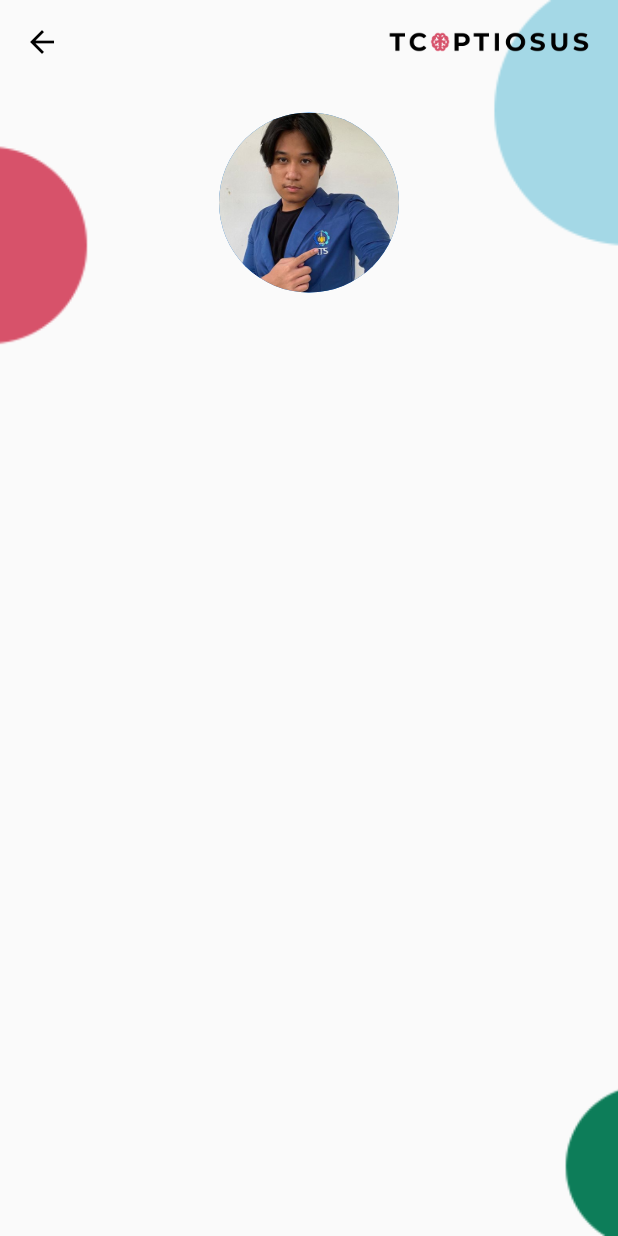
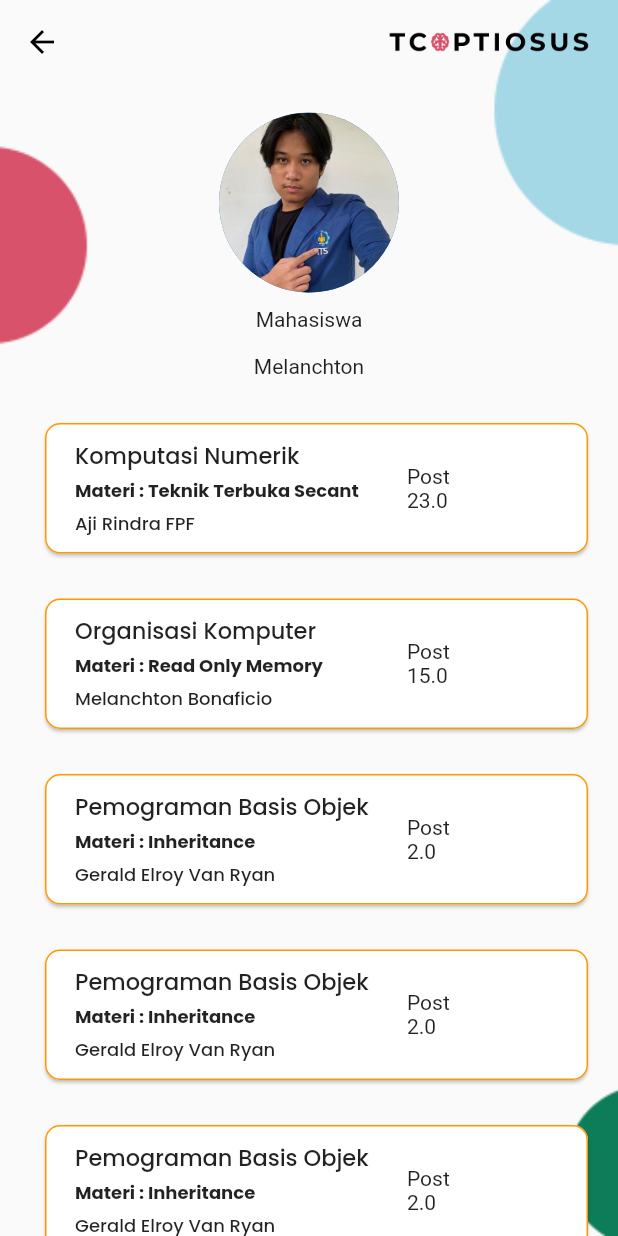
Before and after one commit to ADryInkCartridge/TCaptiosus, a Flutter app: the screen it shows after launch, after a tap on "Get Started", on a phone screen of 412 x 824 dp. Run offline on Flutter 3.47's test engine with Material 2 defaults, Android fonts, the phone set to English and light mode, and no system bars.

Commit message:
Redone everything

```diff
--- /dev/null
+++ b/lib/Card/CardCons.dart
@@ -0,0 +1,8 @@
+class Subjects {
+  String pelajaran;
+  String materi;
+  String nama;
+  double jam;
+
+  Subjects({this.nama, this.materi, this.pelajaran, this.jam});
+}
--- /dev/null
+++ b/lib/Card/HomeCard.dart
@@ -0,0 +1,104 @@
+import 'CardCons.dart';
+import 'package:flutter/material.dart';
+
+class SubjectCard extends StatelessWidget {
+  @override
+  Widget build(BuildContext context) {
+    return subjectList(context);
+  }
+}
+
+Widget subjectList(BuildContext context) {
+  List<Subjects> items = [
+    Subjects(
+        nama: "Aji Rindra FPF",
+        materi: "Teknik Terbuka Secant",
+        pelajaran: "Komputasi Numerik",
+        jam: 23),
+    Subjects(
+        nama: "Melanchton Bonaficio",
+        materi: "Read Only Memory",
+        pelajaran: "Organisasi Komputer",
+        jam: 15),
+    Subjects(
+        nama: "Gerald Elroy Van Ryan",
+        materi: "Inheritance",
+        pelajaran: "Pemograman Basis Objek",
+        jam: 2),
+    Subjects(
+        nama: "Gerald Elroy Van Ryan",
+        materi: "Inheritance",
+        pelajaran: "Pemograman Basis Objek",
+        jam: 2),
+    Subjects(
+        nama: "Gerald Elroy Van Ryan",
+        materi: "Inheritance",
+        pelajaran: "Pemograman Basis Objek",
+        jam: 2),
+  ];
+
+  return ListView.builder(
+    itemCount: items.length,
+    itemBuilder: (context, index) {
+      return Card(
+        margin: EdgeInsets.fromLTRB(30, 15, 20, 15),
+        shape: RoundedRectangleBorder(
+          side: BorderSide(color: Colors.orange, width: 1),
+          borderRadius: BorderRadius.circular(10.0),
+        ),
+        child: new InkWell(
+          onTap: () => print("tapped"),
+          child: Row(
+            children: <Widget>[
+              Expanded(
+                  flex: 2,
+                  child: Container(
+                    padding: EdgeInsets.fromLTRB(20, 10, 0, 10),
+                    child: Column(
+                      crossAxisAlignment: CrossAxisAlignment.start,
+                      children: <Widget>[
+                        Text(
+                          items[index].pelajaran,
+                          style: TextStyle(
+                            fontFamily: "Poppins",
+                            fontWeight: FontWeight.w500,
+                            fontSize: 15,
+                          ),
+                        ),
+                        Text(
+                          "Materi : ${items[index].materi}",
+                          style: TextStyle(
+                            height: 1.8,
+                            fontFamily: "Poppins",
+                            fontWeight: FontWeight.w700,
+                            fontSize: 12,
+                          ),
+                        ),
+                        Text(
+                          items[index].nama,
+                          style: TextStyle(
+                            height: 1.8,
+                            fontFamily: "Poppins",
+                            fontWeight: FontWeight.w500,
+                            fontSize: 12,
+                          ),
+                        ),
+                      ],
+                    ),
+                  )),
+              Expanded(
+                  flex: 1,
+                  child: Column(
+                    crossAxisAlignment: CrossAxisAlignment.start,
+                    children: [
+                      Text("Post"),
+                      Text(items[index].jam.toString()),
+                    ],
+                  )),
+            ],
+          ),
+        ),
+      );
+    },
+  );
+}
--- a/lib/Color.dart
+++ b/lib/Color.dart
@@ -1,3 +1,4 @@
 import 'package:flutter/material.dart';
 
 const never = Color(0XFF8293C2);
+const getstarted = Color(0XFF8293C2);
--- a/lib/Home.dart
+++ b/lib/Home.dart
@@ -1,4 +1,12 @@
 import 'package:flutter/material.dart';
+import 'package:forum_test/Card/HomeCard.dart';
+
+Text status(int id) {
+  if (id == 1)
+    return Text("Mahasiswa");
+  else
+    return Text("Dosen");
+}
 
 class HomePage extends StatefulWidget {
   @override
@@ -6,6 +14,8 @@ class HomePage extends StatefulWidget {
 }
 
 class _HomePageState extends State<HomePage> {
+  int id = 1;
+  String name = "Melanchton";
   @override
   Widget build(BuildContext context) {
     return new Scaffold(
@@ -37,7 +47,7 @@ class _HomePageState extends State<HomePage> {
             ),
           ),
           Column(
-            children: [
+            children: <Widget>[
               SizedBox(
                 height: 75,
               ),
@@ -47,8 +57,28 @@ class _HomePageState extends State<HomePage> {
                   radius: 60,
                 ),
               ),
+              SizedBox(
+                height: 10,
+              ),
+              Center(
+                child: status(id),
+              ),
+              SizedBox(
+                height: 15,
+              ),
+              Center(
+                child: Text(name),
+              ),
+              SizedBox(
+                height: 15,
+              ),
+              Expanded(
+                child: Center(
+                  child: SubjectCard(),
+                ),
+              )
             ],
-          )
+          ),
         ],
       ),
     ));
--- a/lib/Landing.dart
+++ b/lib/Landing.dart
@@ -5,13 +5,27 @@ class LandingPage extends StatelessWidget {
   @override
   Widget build(BuildContext context) {
     return new Scaffold(
-      floatingActionButton: FloatingActionButton.extended(
-        onPressed: () => Navigator.pushNamed(context, "/home"),
-        label: Text("Get Started"),
-        backgroundColor: Colors.deepPurple,
-        elevation: 12,
-        shape: RoundedRectangleBorder(
-            borderRadius: BorderRadius.all(Radius.circular(5))),
+      floatingActionButton: Padding(
+        padding: const EdgeInsets.only(bottom: 47),
+        child: SizedBox(
+          height: 34,
+          width: 171,
+          child: FloatingActionButton.extended(
+            elevation: 0,
+            onPressed: () => Navigator.pushNamed(context, "/home"),
+            label: Text(
+              "Get Started",
+              style: TextStyle(
+                fontFamily: "Poppins",
+                fontWeight: FontWeight.w500,
+                fontSize: 15,
+              ),
+            ),
+            backgroundColor: getstarted,
+            shape: RoundedRectangleBorder(
+                borderRadius: BorderRadius.all(Radius.circular(10))),
+          ),
+        ),
       ),
       body: SafeArea(
         child: Stack(
@@ -48,6 +62,7 @@ class LandingPage extends StatelessWidget {
                   textAlign: TextAlign.right,
                   text: TextSpan(
                       style: TextStyle(
+                        height: 1.1,
                         fontSize: 44,
                         fontFamily: "Poppins",
                         fontWeight: FontWeight.w500,
```
